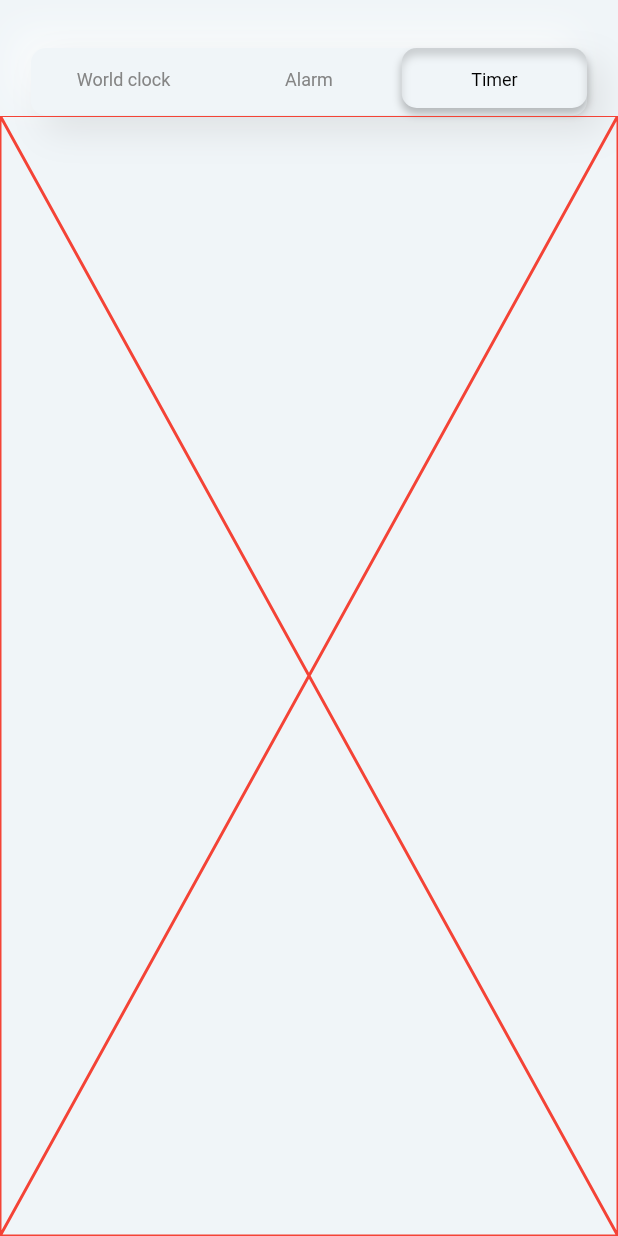
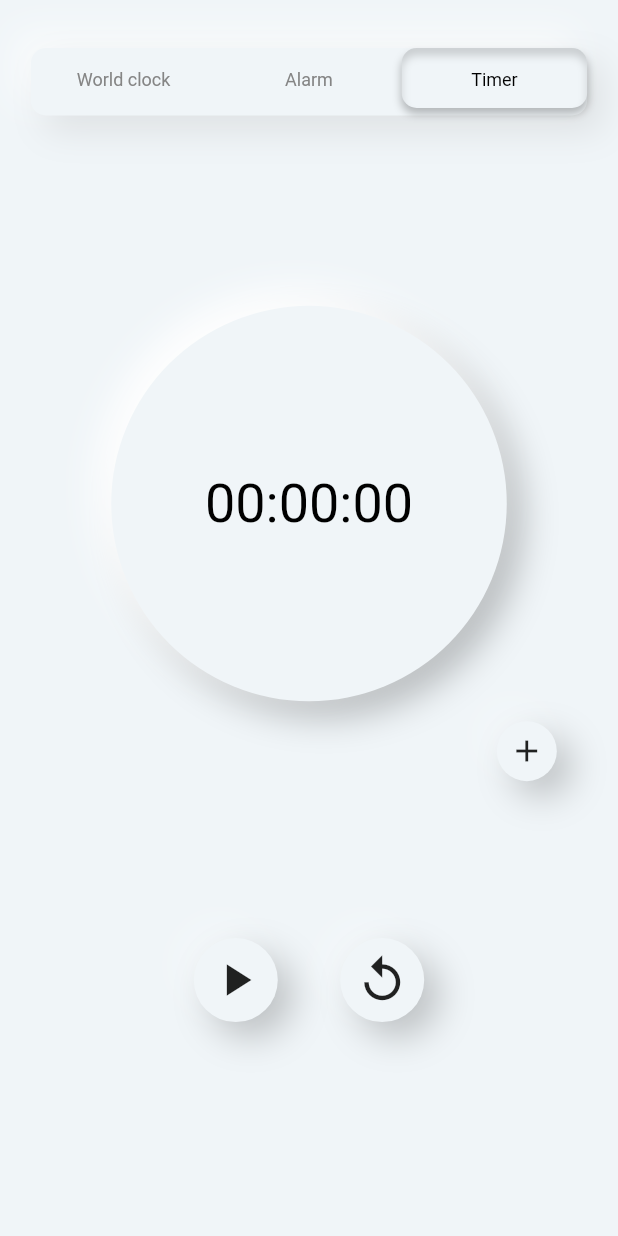
Before and after one commit to crefter/alarm_clock, a Flutter app: the screen it shows after launch, tab 3 chosen, on a phone screen of 412 x 824 dp. Run offline on Flutter 3.47's test engine with Material 2 defaults, Android fonts, the phone set to English and light mode, and no system bars; our stand-ins replace bloc, flutter_bloc, flutter_local_notifications, freezed_annotation, google_fonts, multi_select_flutter and 2 more; generated files the repository leaves out were written again.

Commit message:
Create timer

```diff
--- a/lib/src/app/screens/home_screen.dart
+++ b/lib/src/app/screens/home_screen.dart
@@ -4,7 +4,9 @@ import 'package:alarm_clock/src/app/screens/timer_screen.dart';
 import 'package:alarm_clock/src/core/app_colors.dart';
 import 'package:alarm_clock/src/core/app_style.dart';
 import 'package:alarm_clock/src/core/widgets/custom_tab_bar_indicator.dart';
+import 'package:alarm_clock/src/features/timer/src/domain/timer_bloc.dart';
 import 'package:flutter/material.dart';
+import 'package:flutter_bloc/flutter_bloc.dart';
 
 class HomeScreen extends StatefulWidget {
   const HomeScreen({Key? key}) : super(key: key);
@@ -21,7 +23,9 @@ class _HomeScreenState extends State<HomeScreen> {
 
   @override
   Widget build(BuildContext context) {
-    final size = MediaQuery.of(context).size;
+    final size = MediaQuery
+        .of(context)
+        .size;
     final themeData = Theme.of(context);
     return DefaultTabController(
       length: 3,
@@ -87,12 +91,15 @@ class _HomeScreenState extends State<HomeScreen> {
                   ),
                 ),
               ),
-              const Expanded(
+              Expanded(
                 child: TabBarView(
                   children: [
-                    ClockScreen(),
-                    AlarmScreen(),
-                    TimerScreen(),
+                    const ClockScreen(),
+                    const AlarmScreen(),
+                    BlocProvider(
+                      create: (context) => TimerBloc(),
+                      child: const TimerScreen(),
+                    ),
                   ],
                 ),
               )
--- a/lib/src/app/screens/timer_screen.dart
+++ b/lib/src/app/screens/timer_screen.dart
@@ -1,13 +1,59 @@
+import 'package:alarm_clock/src/features/timer/src/domain/timer_bloc.dart';
+import 'package:alarm_clock/src/features/timer/widgets/pause_icon_button.dart';
+import 'package:alarm_clock/src/features/timer/widgets/reset_icon_button.dart';
+import 'package:alarm_clock/src/features/timer/widgets/start_icon_button.dart';
+import 'package:alarm_clock/src/features/timer/widgets/time_widget.dart';
+import 'package:alarm_clock/src/features/timer/widgets/timer_action_icon_button.dart';
 import 'package:flutter/material.dart';
 import 'package:flutter/widgets.dart';
+import 'package:flutter_bloc/flutter_bloc.dart';
 
-class TimerScreen extends StatelessWidget {
+class TimerScreen extends StatefulWidget {
   const TimerScreen({Key? key}) : super(key: key);
 
   @override
+  State<TimerScreen> createState() => _TimerScreenState();
+}
+
+class _TimerScreenState extends State<TimerScreen>
+    with AutomaticKeepAliveClientMixin {
+  @override
   Widget build(BuildContext context) {
-    return const Placeholder(
-      color: Colors.red,
+    super.build(context);
+    final size = MediaQuery.of(context).size;
+    return Column(
+      children: [
+        SizedBox(height: size.height * 0.154),
+        const TimeWidget(),
+        SizedBox(height: size.height * 0.016),
+        Row(
+          mainAxisAlignment: MainAxisAlignment.end,
+          children: [
+            const TimerActionIconButton(),
+            SizedBox(
+              width: size.width * 0.099,
+            )
+          ],
+        ),
+        SizedBox(height: size.height * 0.127),
+        Row(
+          mainAxisAlignment: MainAxisAlignment.center,
+          children: [
+            BlocBuilder<TimerBloc, TimerState>(builder: (_, state) {
+              return state.maybeWhen(
+                orElse: () => const StartIconButton(),
+                ticking: (_) => const PauseIconButton(),
+                started: (_) => const PauseIconButton(),
+              );
+            }),
+            SizedBox(width: size.width * 0.101),
+            const ResetIconButton(),
+          ],
+        ),
+      ],
     );
   }
+
+  @override
+  bool get wantKeepAlive => true;
 }
--- /dev/null
+++ b/lib/src/features/timer/src/domain/time.dart
@@ -0,0 +1,52 @@
+class Time {
+  final int hours;
+  final int minutes;
+  final int seconds;
+
+  Time(this.hours, this.minutes, this.seconds);
+
+  Time.origin()
+      : hours = 0,
+        minutes = 0,
+        seconds = 0;
+
+  factory Time.fromJson(Map<String, dynamic> json) {
+    return Time(
+      json['hours'] as int,
+      json['minutes'] as int,
+      json['seconds'] as int,
+    );
+  }
+
+  @override
+  bool operator ==(Object other) =>
+      identical(this, other) ||
+      other is Time &&
+          runtimeType == other.runtimeType &&
+          hours == other.hours &&
+          minutes == other.minutes &&
+          seconds == other.seconds;
+
+  @override
+  int get hashCode => hours.hashCode ^ minutes.hashCode ^ seconds.hashCode;
+
+  Map<String, dynamic> toJson() {
+    return {
+      'hours': '$hours',
+      'minutes': '$minutes',
+      'seconds': '$seconds',
+    };
+  }
+
+  Time copyWith(
+    int? hours,
+    int? minutes,
+    int? seconds,
+  ) {
+    return Time(
+      hours ?? this.hours,
+      minutes ?? this.minutes,
+      seconds ?? this.seconds,
+    );
+  }
+}
--- /dev/null
+++ b/lib/src/features/timer/src/domain/timer_event.dart
@@ -0,0 +1,15 @@
+part of 'timer_bloc.dart';
+
+@freezed
+class TimerEvent with _$TimerEvent {
+  const factory TimerEvent.start() = _TimerStartEvent;
+
+  const factory TimerEvent.stop() = _TimerStopEvent;
+
+  const factory TimerEvent.set(int hours, int minutes, int seconds) =
+      _TimerSetEvent;
+
+  const factory TimerEvent.reset() = _TimerResetEvent;
+
+  const factory TimerEvent.tick() = _TimerTickEvent;
+}
--- /dev/null
+++ b/lib/src/features/timer/src/domain/timer_state.dart
@@ -0,0 +1,24 @@
+part of 'timer_bloc.dart';
+
+@freezed
+class TimerState with _$TimerState {
+  const TimerState._();
+
+  const factory TimerState.initial() = _TimerInitialState;
+
+  const factory TimerState.installed(Time time) = _TimerInstalledState;
+
+  const factory TimerState.started(Time time) = _TimerStartedState;
+
+  const factory TimerState.ticking(Time time) = _TimerTickingState;
+
+  const factory TimerState.stopped(Time time) = _TimerStoppedState;
+
+  Time get time => when(
+        initial: () => Time.origin(),
+        installed: (time) => time,
+        stopped: (time) => time,
+        ticking: (time) => time,
+        started: (time) => time,
+      );
+}
--- /dev/null
+++ b/lib/src/features/timer/src/exception/timer_null_exception.dart
@@ -0,0 +1 @@
+class TimerNullException implements Exception {}
--- /dev/null
+++ b/lib/src/features/timer/widgets/reset_icon_button.dart
@@ -0,0 +1,19 @@
+import 'package:alarm_clock/src/core/widgets/action_icon_button_widget.dart';
+import 'package:alarm_clock/src/features/timer/src/domain/timer_bloc.dart';
+import 'package:flutter/material.dart';
+import 'package:flutter_bloc/flutter_bloc.dart';
+
+class ResetIconButton extends StatelessWidget {
+  const ResetIconButton({Key? key}) : super(key: key);
+
+  @override
+  Widget build(BuildContext context) {
+    return ActionIconButton(
+      onPressed: () {
+        context.read<TimerBloc>().add(const TimerEvent.reset());
+      },
+      size: 56,
+      icon: const Icon(Icons.replay, size: 36,),
+    );
+  }
+}
--- /dev/null
+++ b/lib/src/features/timer/widgets/start_icon_button.dart
@@ -0,0 +1,19 @@
+import 'package:alarm_clock/src/core/widgets/action_icon_button_widget.dart';
+import 'package:alarm_clock/src/features/timer/src/domain/timer_bloc.dart';
+import 'package:flutter/material.dart';
+import 'package:flutter_bloc/flutter_bloc.dart';
+
+class StartIconButton extends StatelessWidget {
+  const StartIconButton({Key? key}) : super(key: key);
+
+  @override
+  Widget build(BuildContext context) {
+    return ActionIconButton(
+      onPressed: () {
+        context.read<TimerBloc>().add(const TimerEvent.start());
+      },
+      size: 56,
+      icon: const Icon(Icons.play_arrow, size: 36,),
+    );
+  }
+}
--- /dev/null
+++ b/lib/src/features/timer/widgets/time_widget.dart
@@ -0,0 +1,33 @@
+import 'package:alarm_clock/src/core/app_style.dart';
+import 'package:alarm_clock/src/core/widgets/circle_widget.dart';
+import 'package:alarm_clock/src/features/timer/src/domain/time.dart';
+import 'package:alarm_clock/src/features/timer/src/domain/timer_bloc.dart';
+import 'package:flutter/material.dart';
+import 'package:flutter_bloc/flutter_bloc.dart';
+
+class TimeWidget extends StatelessWidget {
+  const TimeWidget({Key? key}) : super(key: key);
+
+  @override
+  Widget build(BuildContext context) {
+    final size = MediaQuery.of(context).size;
+    return CircleWidget(
+      width: size.width * 0.64,
+      height: size.width * 0.64,
+      child: Center(
+        child: BlocBuilder<TimerBloc, TimerState>(
+          builder: (context, state) {
+            final Time time = state.time;
+            final hours = time.hours.toString().padLeft(2, '0');
+            final minutes = time.minutes.toString().padLeft(2, '0');
+            final seconds = time.seconds.toString().padLeft(2, '0');
+            return Text(
+              '$hours:$minutes:$seconds',
+              style: Theme.of(context).timeBlackStyle,
+            );
+          },
+        ),
+      ),
+    );
+  }
+}
```
Also changed, not shown: lib/src/core/widgets/my_list_wheel_scroll_view.dart (added, +30 -0 lines), lib/src/features/timer/src/data/timer_repository_impl.dart (added, +31 -0 lines), lib/src/features/timer/src/domain/timer_bloc.dart (added, +97 -0 lines), lib/src/features/timer/src/domain/timer_repository.dart (added, +7 -0 lines), lib/src/features/timer/widgets/pause_icon_button.dart (added, +19 -0 lines), lib/src/features/timer/widgets/timer_action_icon_button.dart (added, +135 -0 lines).
